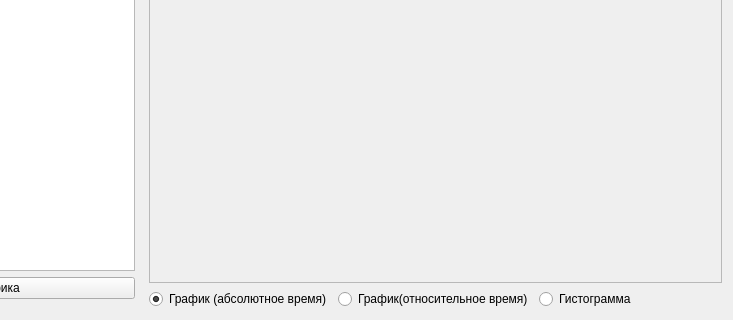
Before: the Qt Designer form DataVisualizer/DataVisualizerForm.ui in kapot65/online, drawn with Qt 5; both pictures show x 191 to 924 and y 365 to 685 of the 924 by 685 pixel window.
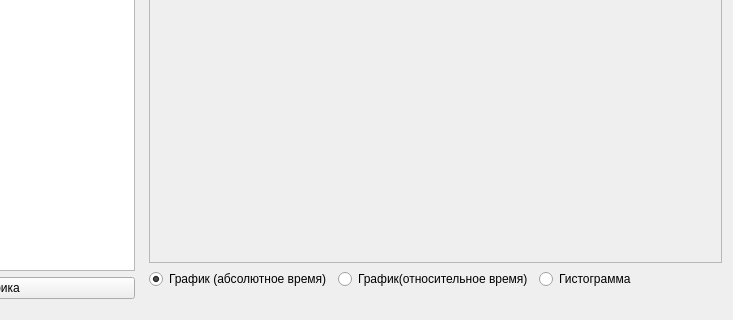
After: the same form once the commit is applied.

Commit message: resolve #2, resolve #5

The edit to the form file:
```diff
--- a/DataVisualizer/DataVisualizerForm.ui
+++ b/DataVisualizer/DataVisualizerForm.ui
@@ -137,6 +137,17 @@
          </item>
         </layout>
        </item>
+       <item>
+        <layout class="QHBoxLayout" name="horizontalLayout_7">
+         <item>
+          <widget class="QLabel" name="infoLabel">
+           <property name="text">
+            <string/>
+           </property>
+          </widget>
+         </item>
+        </layout>
+       </item>
       </layout>
      </widget>
     </widget>
```
The commit also changes 2 other files.
